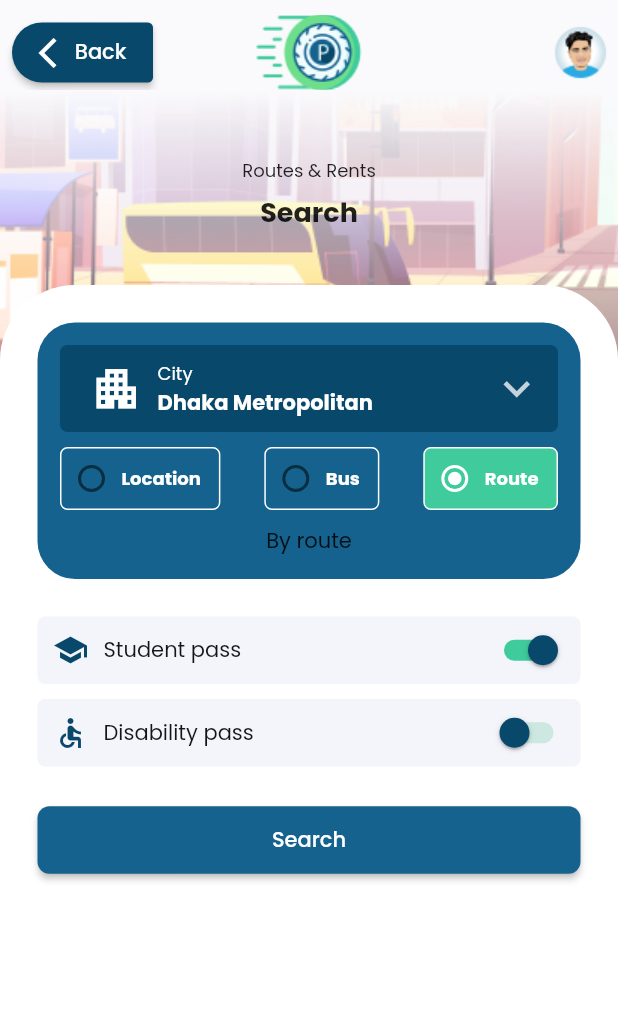
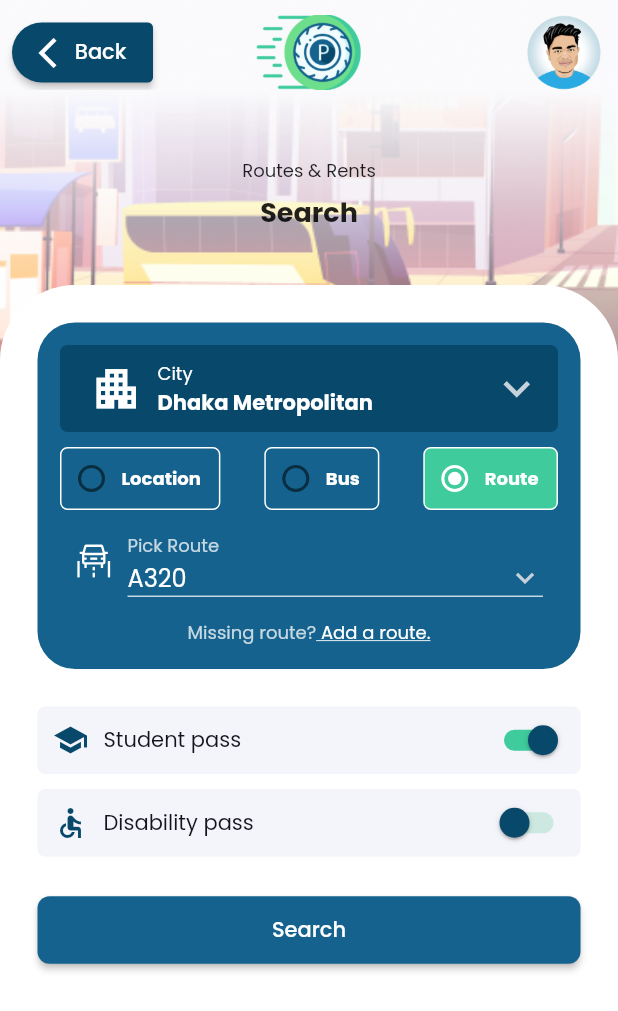
Before and after one commit to IamSAL/Paribahan, a Flutter app: the RouteSearchPage screen opened by its route, after a tap on "Bus", after a tap on "Route", on a phone screen of 412 x 824 dp. Shown: the top 1011 px of the screen. Run offline on Flutter 3.47's test engine with Material 2 defaults, Android fonts, the light colour scheme and no system bars; our stand-ins replace dotted_border, flutter_svg, google_fonts; missing offline and left inert: textfield_tags.

Commit message:
search page ui design complete

```diff
--- a/lib/widgets/customization/custom_thumb_shape.dart
+++ b/lib/widgets/customization/custom_thumb_shape.dart
@@ -1,45 +1,61 @@
 import 'package:flutter/material.dart';
 
-class CustomThumbShape implements RangeSliderThumbShape {
-  const CustomThumbShape({
-    this.radius = 15.0,
-    this.ringColor = Colors.red,
-  });
-
-  /// Outer radius of thumb
-
-  final double radius;
-
-  /// Color of ring
-
-  final Color ringColor;
+class CustomRangeThumbShape extends RangeSliderThumbShape {
+  static const double _thumbSize = 8;
 
   @override
-  Size getPreferredSize(bool isEnabled, bool isDiscrete) {
-    return Size.fromRadius(radius);
-  }
+  Size getPreferredSize(bool isEnabled, bool isDiscrete) => Size(2, 2);
 
   @override
   void paint(PaintingContext context, Offset center,
       {required Animation<double> activationAnimation,
       required Animation<double> enableAnimation,
-      required bool isDiscrete,
-      required bool isEnabled,
-      required bool isOnTop,
-      required TextDirection textDirection,
+      bool? isDiscrete,
+      bool? isEnabled,
+      bool? isOnTop,
+      TextDirection? textDirection,
       required SliderThemeData sliderTheme,
-      required Thumb thumb}) {
+      Thumb? thumb,
+      bool? isPressed}) {
     final Canvas canvas = context.canvas;
 
-    // To create a ring create outer circle and create an inner cicrle then
-    // subtract inner circle from outer circle and you will get a ring shape
-    // fillType = PathFillType.evenOdd will be used for that
-
-    Path path = Path()
-      ..addOval(Rect.fromCircle(center: center, radius: radius))
-      ..addOval(Rect.fromCircle(center: center, radius: radius - 5))
-      ..fillType = PathFillType.evenOdd;
-
-    canvas.drawPath(path, Paint()..color = ringColor);
+    Path thumbPath = _rightTriangle(_thumbSize, center);
+    switch (textDirection) {
+      case TextDirection.rtl:
+        switch (thumb) {
+          case Thumb.start:
+            thumbPath = _rightTriangle(_thumbSize, center);
+            break;
+          case Thumb.end:
+            thumbPath = _leftTriangle(_thumbSize, center);
+            break;
+        }
+        break;
+      case TextDirection.ltr:
+        switch (thumb) {
+          case Thumb.start:
+            thumbPath = _leftTriangle(_thumbSize, center);
+            break;
+          case Thumb.end:
+            thumbPath = _rightTriangle(_thumbSize, center);
+            break;
+        }
+        break;
+    }
+    canvas.drawPath(thumbPath, Paint()..color = sliderTheme.thumbColor!);
   }
 }
+
+Path _rightTriangle(double size, Offset thumbCenter, {bool invert = true}) {
+  final Path thumbPath = Path();
+  final double halfSize = size / 1.2;
+  final double sign = invert ? -1.0 : 1.0;
+  thumbPath.moveTo(thumbCenter.dx + halfSize * sign, thumbCenter.dy);
+  thumbPath.lineTo(thumbCenter.dx - halfSize * sign, thumbCenter.dy - size);
+  thumbPath.lineTo(thumbCenter.dx - halfSize * sign, thumbCenter.dy + size);
+  thumbPath.close();
+  return thumbPath;
+}
+
+Path _leftTriangle(double size, Offset thumbCenter) =>
+    _rightTriangle(size, thumbCenter, invert: false);
--- a/lib/widgets/paribahan_app_bar.dart
+++ b/lib/widgets/paribahan_app_bar.dart
@@ -34,11 +34,20 @@ class PariBahanAppBar extends StatelessWidget with PreferredSizeWidget {
             )
           : null,
       leadingWidth: 110,
-      title: const Image(image: AssetImage('assets/images/paribahan_logo.png')),
+      title: const Image(
+        image: AssetImage('assets/images/paribahan_logo.png'),
+        width: 72,
+      ),
       actions: [
         isLoggedIn == true
-            ? Image(image: AssetImage('assets/images/loggedin_avatar.png'))
-            : Image(image: AssetImage('assets/images/avatar.png'))
+            ? Image(
+                image: AssetImage('assets/images/loggedin_avatar.png'),
+                width: 72,
+              )
+            : Image(
+                image: AssetImage('assets/images/avatar.png'),
+                width: 72,
+              )
       ],
     );
   }
--- a/lib/widgets/range_input.dart
+++ b/lib/widgets/range_input.dart
@@ -1,33 +1,72 @@
 import 'package:flutter/material.dart';
 
 class RangeInput extends StatefulWidget {
-  const RangeInput({super.key});
+  final String label;
+  final double min;
+  final double max;
+  const RangeInput(
+      {super.key, required this.label, this.min = 10, this.max = 50});
 
   @override
   State<RangeInput> createState() => _RangeInputState();
 }
 
 class _RangeInputState extends State<RangeInput> {
-  RangeValues _currentRangeValues = const RangeValues(10, 50);
+  late RangeValues _currentRangeValues;
+
+  @override
+  void initState() {
+    _currentRangeValues = RangeValues(widget.min, widget.max);
+    super.initState();
+  }
 
   @override
   Widget build(BuildContext context) {
-    return Expanded(
+    return Transform.translate(
+      offset: Offset(0, 14),
+      child: Column(
+        crossAxisAlignment: CrossAxisAlignment.start,
+        children: [
+          Text(widget.label.toString(),
+              style: TextStyle(
+                  color: Colors.white.withOpacity(0.75), fontSize: 12)),
+          Stack(
+            children: [
+              Transform.scale(
+                scaleX: 1.3,
+                scaleY: 1.1,
                 child: RangeSlider(
                   values: _currentRangeValues,
                   max: 200,
-        divisions: 5,
                   activeColor: Colors.white,
-        labels: RangeLabels(
-          _currentRangeValues.start.round().toString(),
-          _currentRangeValues.end.round().toString(),
-        ),
+                  // labels: RangeLabels(
+                  //   _currentRangeValues.start.round().toString(),
+                  //   _currentRangeValues.end.round().toString(),
+                  // ),
                   onChanged: (RangeValues values) {
                     setState(() {
                       _currentRangeValues = values;
                     });
                   },
                 ),
+              ),
+              Row(
+                mainAxisAlignment: MainAxisAlignment.spaceBetween,
+                children: [
+                  Text(
+                    _currentRangeValues.start.round().toString(),
+                    style: TextStyle(color: Colors.white, fontSize: 11),
+                  ),
+                  Text(
+                    _currentRangeValues.end.round().toString(),
+                    style: TextStyle(color: Colors.white, fontSize: 11),
+                  )
+                ],
+              )
+            ],
+          )
+        ],
+      ),
     );
   }
 }
--- a/lib/widgets/route_search_form.dart
+++ b/lib/widgets/route_search_form.dart
@@ -1,9 +1,11 @@
 // ignore_for_file: prefer_const_literals_to_create_immutables, sort_child_properties_last
 
 import 'package:flutter/material.dart';
+import 'package:flutter_svg/flutter_svg.dart';
 import 'package:paribahan/widgets/block_btn.dart';
 import 'package:paribahan/widgets/radio_button.dart';
 import 'package:paribahan/widgets/range_input.dart';
+import 'package:paribahan/widgets/tags_input.dart';
 
 import 'Icon_label_dropdown.dart';
 import 'icon_label_switch.dart';
@@ -32,51 +34,59 @@ class _RouteSearchFormState extends State<RouteSearchForm> {
     if (selectedSearchBy == SearchByTypes.location.name) {
       return ByLocationFields();
     } else if (selectedSearchBy == SearchByTypes.bus.name) {
+      return ByBusFields();
+    } else if (selectedSearchBy == SearchByTypes.route.name) {
       return Column(
         children: [
-          Row(
+          Padding(
+            padding: const EdgeInsets.symmetric(horizontal: 10),
+            child: Row(
               children: [
-              Expanded(
-                child: LabeledSelect<String>(
-                    options: ["Local", "AC", "BRTC"],
-                    onChange: (value) => {},
-                    label: "Type"),
+                SvgPicture.asset(
+                  "assets/images/carbon_road.svg",
+                  color: Colors.white,
+                  semanticsLabel: 'A red up arrow',
+                  width: 25,
                 ),
-              const SizedBox(
-                width: 20,
+                SizedBox(
+                  width: 10,
                 ),
                 Expanded(
                     child: LabeledSelect<String>(
-                    options: ["All", "A643", "A436"],
+                  options: ["A320", "A3423", "DM343", "M734"],
                   onChange: (value) => {},
-                    label: "Route No."),
-              )
+                  label: "Pick Route",
+                ))
               ],
             ),
-          SizedBox(
-            height: 10,
+          ),
+          const SizedBox(
+            height: 15,
           ),
           Row(
+            mainAxisAlignment: MainAxisAlignment.center,
             children: [
-              Expanded(
-                child: RangeInput(),
+              Text(
+                "Missing route?",
+                style: TextStyle(
+                    color: Colors.white.withOpacity(0.75), fontSize: 12),
               ),
               const SizedBox(
-                width: 20,
+                height: 5,
               ),
-              Expanded(
-                child: LabeledSelect<String>(
-                    options: ["AC", "Non-AC"],
-                    onChange: (value) => {},
-                    label: "Condition"),
+              GestureDetector(
+                onTap: () => {},
+                child: const Text(
+                  " Add a route.",
+                  style: TextStyle(
+                      color: Colors.white,
+                      decoration: TextDecoration.underline,
+                      fontSize: 12),
+                ),
               )
             ],
           )
         ],
-      );
-    } else if (selectedSearchBy == SearchByTypes.route.name) {
-      return Column(
-        children: [const Text("By route")],
       );
     } else {
       return Column(
@@ -134,11 +144,63 @@ class _RouteSearchFormState extends State<RouteSearchForm> {
         ),
         BlockBtn(
             label: "Search",
-            onTap: () {
-              print(SearchByTypes.values
-                  .map((enumValue) => enumValue.name)
-                  .toList());
-            })
+            onTap: () => Navigator.of(context).pushNamed("/wip"))
+      ],
+    );
+  }
+}
+
+class ByBusFields extends StatelessWidget {
+  const ByBusFields({
+    Key? key,
+  }) : super(key: key);
+
+  @override
+  Widget build(BuildContext context) {
+    return Column(
+      children: [
+        Row(
+          children: [
+            Expanded(
+              child: LabeledSelect<String>(
+                  options: ["Local", "AC", "BRTC"],
+                  onChange: (value) => {},
+                  label: "Type"),
+            ),
+            const SizedBox(
+              width: 20,
+            ),
+            Expanded(
+              child: LabeledSelect<String>(
+                  options: ["All", "A643", "A436"],
+                  onChange: (value) => {},
+                  label: "Route No."),
+            )
+          ],
+        ),
+        SizedBox(
+          height: 10,
+        ),
+        Row(
+          children: [
+            Expanded(
+              child: RangeInput(label: "Rent Range"),
+            ),
+            const SizedBox(
+              width: 20,
+            ),
+            Expanded(
+              child: LabeledSelect<String>(
+                  options: ["AC", "Non-AC"],
+                  onChange: (value) => {},
+                  label: "Condition"),
+            )
+          ],
+        ),
+        SizedBox(
+          height: 10,
+        ),
+        TagsInput()
       ],
     );
   }
--- a/pubspec.yaml
+++ b/pubspec.yaml
@@ -34,7 +34,10 @@ dependencies:
     sdk: flutter
   google_fonts: ^3.0.1
   intl: ^0.18.0
-
+  textfield_tags: ^2.0.2
+  dotted_border: ^2.0.0+3
+  flutter_staggered_grid_view: ^0.6.2
+  flutter_svg: ^1.1.6
 dev_dependencies:
   flutter_launcher_icons: ^0.11.0
   flutter_lints: ^2.0.0
```
Also changed, not shown: lib/main.dart (+4 -13 lines), lib/pages/landing_page.dart (+4 -4 lines), lib/widgets/feature_card.dart (+6 -1 lines), lib/widgets/tags_input.dart (added, +216 -0 lines), assets/images/avatar.png, assets/images/carbon_road.svg (added), assets/images/iconconnect.svg (added), assets/images/iconcontribute.svg (added), assets/images/iconnews.svg (added), assets/images/iconroute.svg (added), assets/images/loggedin_avatar.png, assets/images/paribahan_logo.png, pubspec.lock. Lines whose indentation alone changed are shown as unchanged.
